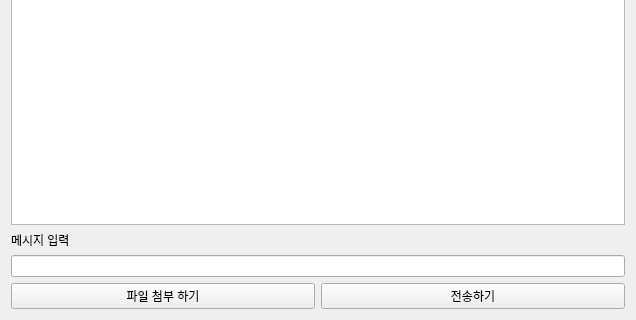
Before: the Qt Designer form securitySoftProd_Client/admininfoform_chat.ui in Hyun-nine-CH/securitySoftProd, drawn with Qt 5; both pictures show x 0 to 636 and y 168 to 488 of the 636 by 488 pixel window.
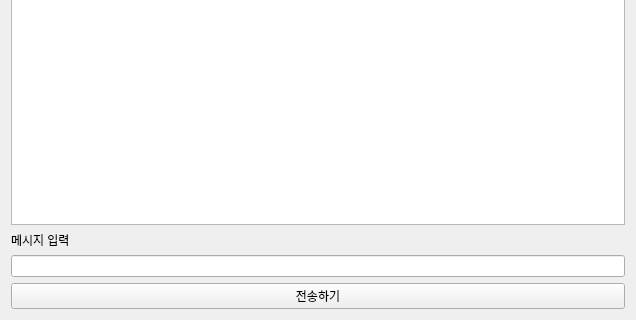
After: the same form once the commit is applied.

```diff
--- a/securitySoftProd_Client/admininfoform_chat.ui
+++ b/securitySoftProd_Client/admininfoform_chat.ui
@@ -33,13 +33,6 @@
    </item>
    <item>
     <layout class="QHBoxLayout" name="horizontalLayout">
-     <item>
-      <widget class="QPushButton" name="pushButton_fileAdmin">
-       <property name="text">
-        <string>파일 첨부 하기</string>
-       </property>
-      </widget>
-     </item>
      <item>
       <widget class="QPushButton" name="pushButton_admin">
        <property name="text">
```
